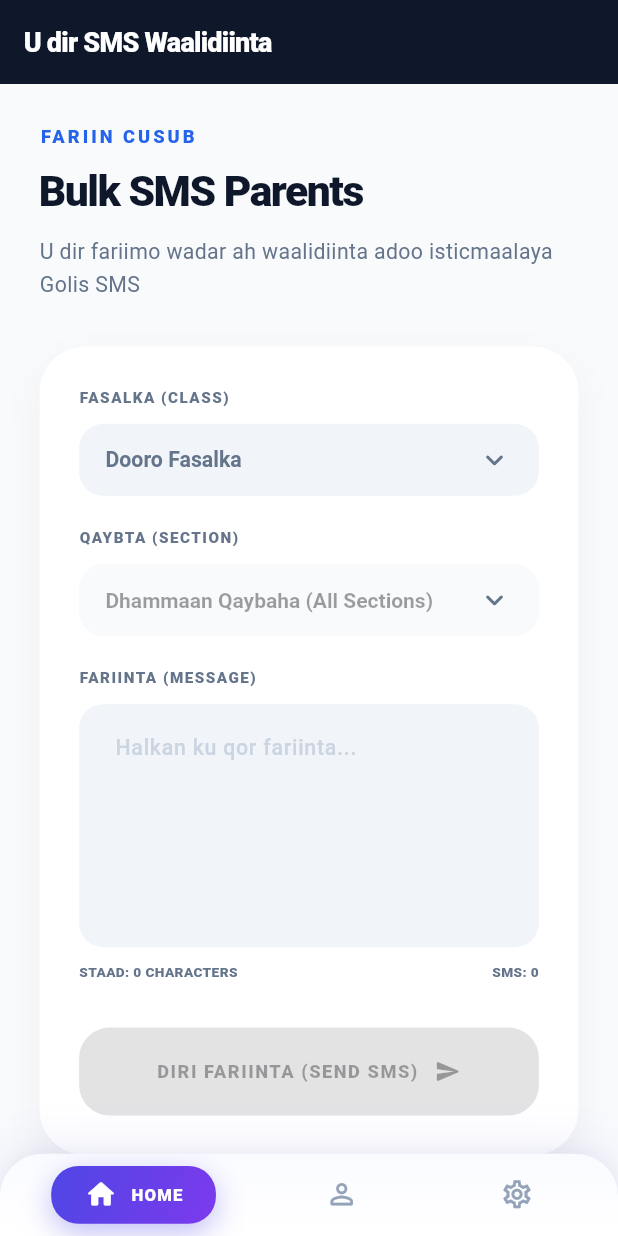
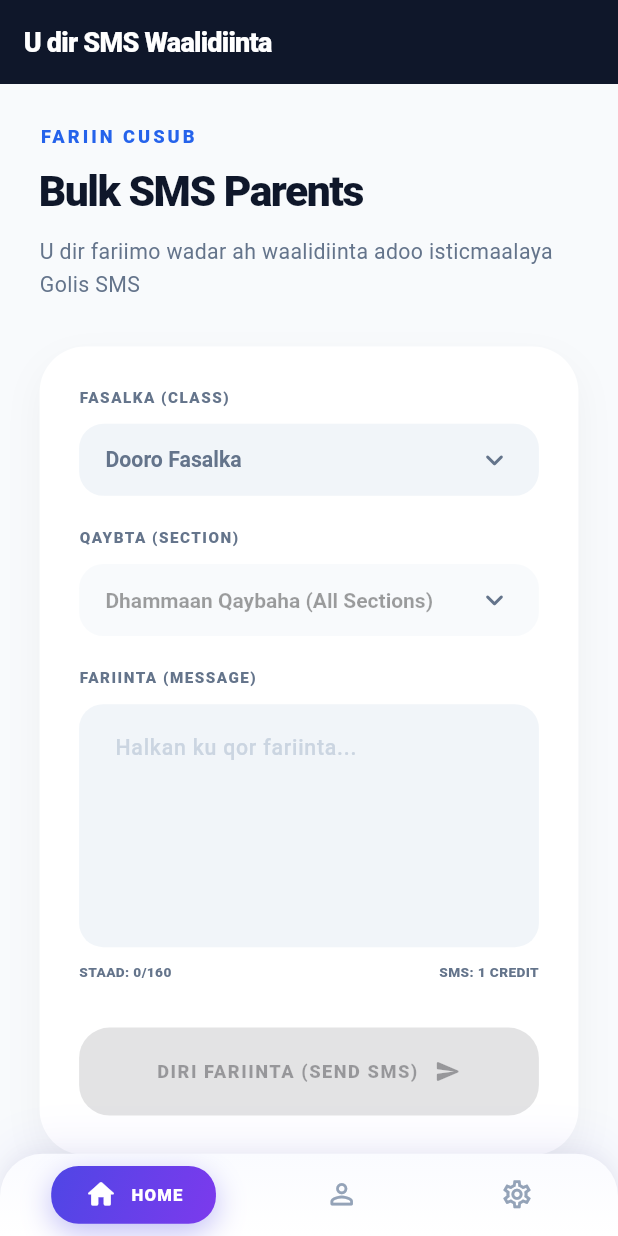
Before and after one commit to ramla1001224-source/dugsipro, a Flutter app: the SmsParentsScreen screen opened by its route, on a phone screen of 412 x 824 dp. Run offline on Flutter 3.47's test engine with Material 3 defaults, Android fonts, the phone set to English and light mode, and no system bars; our stand-ins replace cached_network_image, connectivity_plus, dio, file_picker, firebase_core, firebase_messaging and 10 more; missing offline and left inert: flutter_app_badger; accounts and stored records are empty; network calls fail.

Commit message:
Limit Flutter bulk SMS to 160 chars (ASCII) or 70 chars (Unicode/Emoji)

```diff
--- a/mobile/lib/screens/admin/sms_parents_screen.dart
+++ b/mobile/lib/screens/admin/sms_parents_screen.dart
@@ -14,6 +14,9 @@ class SmsParentsScreen extends StatefulWidget {
 class _SmsParentsScreenState extends State<SmsParentsScreen> {
   final ApiService _api = ApiService();
   final TextEditingController _messageCtrl = TextEditingController();
+
+  bool get _hasUnicode => _messageCtrl.text.runes.any((r) => r > 127);
+  int get _smsLimit => _hasUnicode ? 70 : 160;
 
   List<dynamic> _classes = [];
   List<dynamic> _sections = [];
@@ -265,7 +268,16 @@ class _SmsParentsScreenState extends State<SmsParentsScreen> {
           TextField(
             controller: _messageCtrl,
             maxLines: 6,
-            onChanged: (v) => setState(() {}),
+            onChanged: (v) {
+              // Enforce character limit based on content type
+              final hasUnicode = v.runes.any((r) => r > 127);
+              final limit = hasUnicode ? 70 : 160;
+              if (v.length > limit) {
+                _messageCtrl.text = v.substring(0, limit);
+                _messageCtrl.selection = TextSelection.collapsed(offset: limit);
+              }
+              setState(() {});
+            },
             decoration: InputDecoration(
               hintText: 'Halkan ku qor fariinta...',
               fillColor: const Color(0xFFF1F5F9),
@@ -278,8 +290,15 @@ class _SmsParentsScreenState extends State<SmsParentsScreen> {
           Row(
             mainAxisAlignment: MainAxisAlignment.spaceBetween,
             children: [
-              Text('STAAD: ${_messageCtrl.text.length} CHARACTERS', style: TextStyle(fontSize: 9.sp, fontWeight: FontWeight.w900, color: AppTheme.textSecondary)),
-              Text('SMS: ${(_messageCtrl.text.length / 160).ceil()}', style: TextStyle(fontSize: 9.sp, fontWeight: FontWeight.w900, color: AppTheme.textSecondary)),
+              Text(
+                'STAAD: ${_messageCtrl.text.length}/$_smsLimit${_hasUnicode ? " (EMOJI)" : ""}',
+                style: TextStyle(
+                  fontSize: 9.sp,
+                  fontWeight: FontWeight.w900,
+                  color: _hasUnicode ? Colors.orange : AppTheme.textSecondary,
+                ),
+              ),
+              Text('SMS: 1 CREDIT', style: TextStyle(fontSize: 9.sp, fontWeight: FontWeight.w900, color: AppTheme.textSecondary)),
             ],
           ),
 
```
